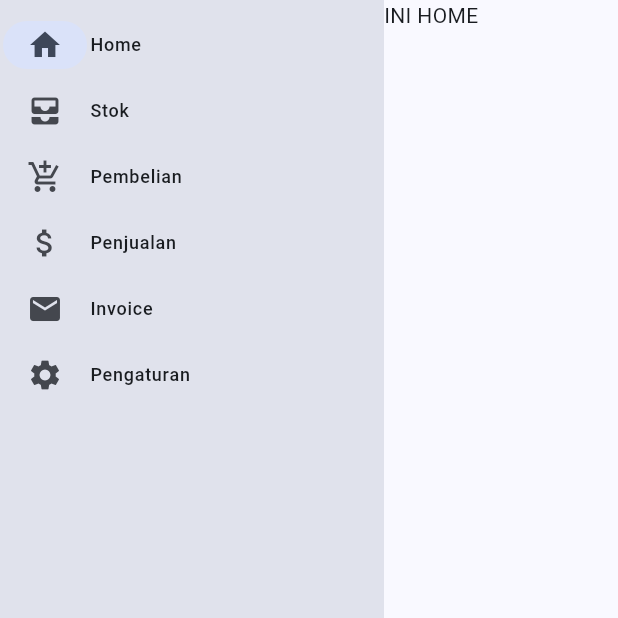
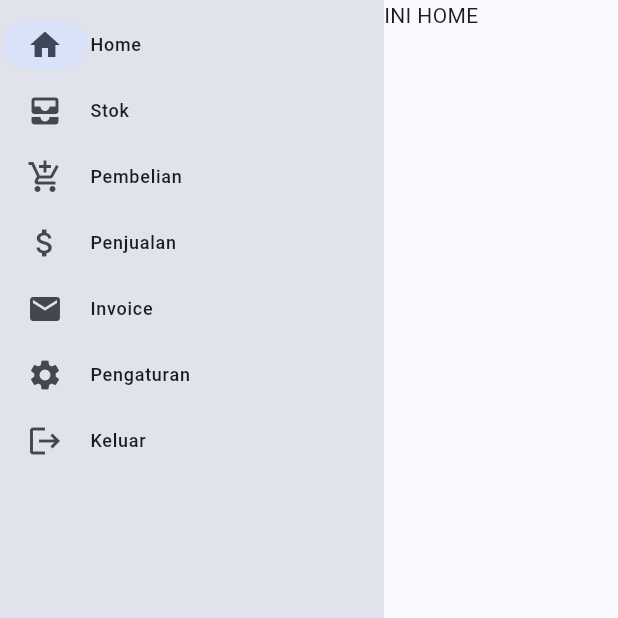
Before and after one commit to zxkilerxxx/profilnium, a Flutter app: the MenuScreen screen opened directly, on a phone screen of 412 x 824 dp, the top half of it. Run offline on Flutter 3.47's test engine with Material 3 defaults, Android fonts, the light colour scheme and no system bars; our stand-ins replace firebase_core, loading_animation_widget, logger, open_file, pdf, printing; missing offline and left inert: firedart; accounts and stored records are empty.

Commit message:
btn logout

```diff
--- a/lib/menu.dart
+++ b/lib/menu.dart
@@ -1,6 +1,8 @@
+import 'package:firedart/firedart.dart';
 import 'package:flutter/material.dart';
 import 'package:profilnium/home.dart';
 import 'package:profilnium/invoice.dart';
+import 'package:profilnium/main.dart';
 import 'package:profilnium/stok.dart';
 import 'package:profilnium/pembelian.dart';
 import 'package:profilnium/penjualan.dart';
@@ -17,6 +19,12 @@ class _MenuScreenState extends State<MenuScreen> {
   @override
   void initState() {
     super.initState();
+  }
+
+  void keluar() async {
+      FirebaseAuth.instance.signOut();
+      await FirebaseAuth.instance.signIn('aplikasi@aplikasi.com', 'abcabc123');
+      Navigator.of(context).pushReplacement(MaterialPageRoute(builder: (context) => MyApp()));
     }
 
   @override
@@ -43,6 +51,9 @@ class _MenuScreenState extends State<MenuScreen> {
       case 5:
         page = FragmentPengaturan();
         break;
+      case 6:
+        keluar();
+        return Container();
       default:
         throw UnimplementedError('no widget for $selectedIndex');
     }
@@ -91,6 +102,10 @@ class _MenuScreenState extends State<MenuScreen> {
                           icon: Icon(Icons.settings),
                           label: Text("Pengaturan"),
                         ),
+                        NavigationRailDestination(
+                          icon: Icon(Icons.logout),
+                          label: Text("Keluar")
+                        ),
                       ],
                       selectedIndex: selectedIndex,
                       onDestinationSelected: (value) {
```
Also changed, not shown: lib/main.dart (+14 -11 lines), lib/pengaturan.dart (+27 -27 lines). Lines whose indentation alone changed are shown as unchanged.
